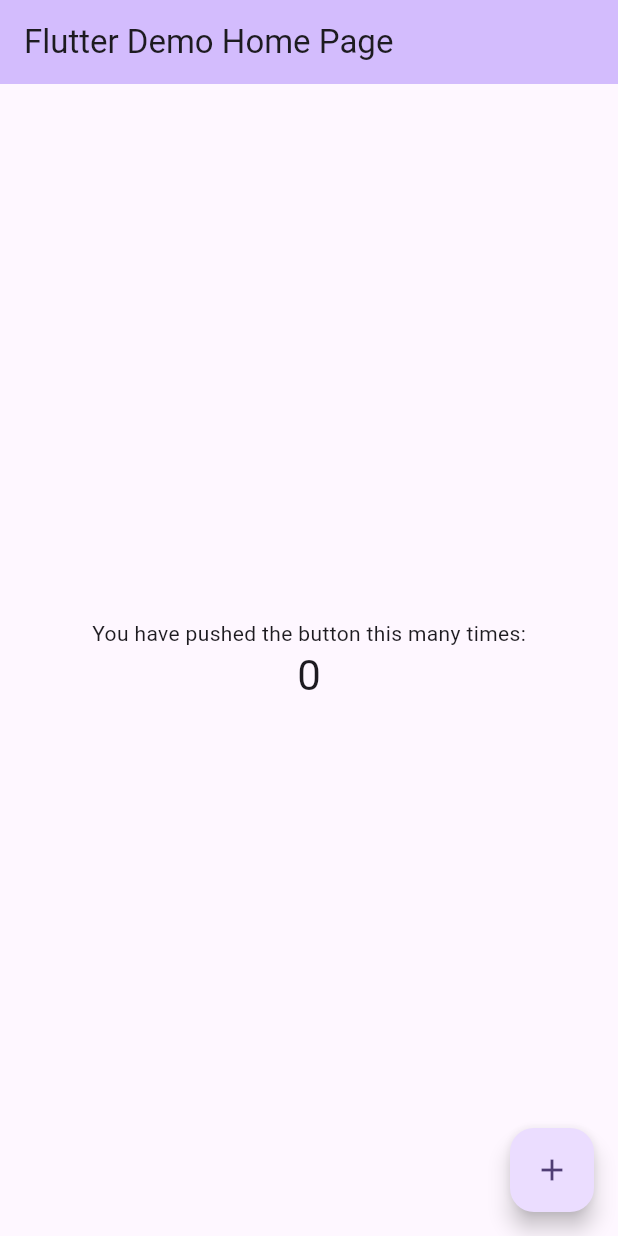
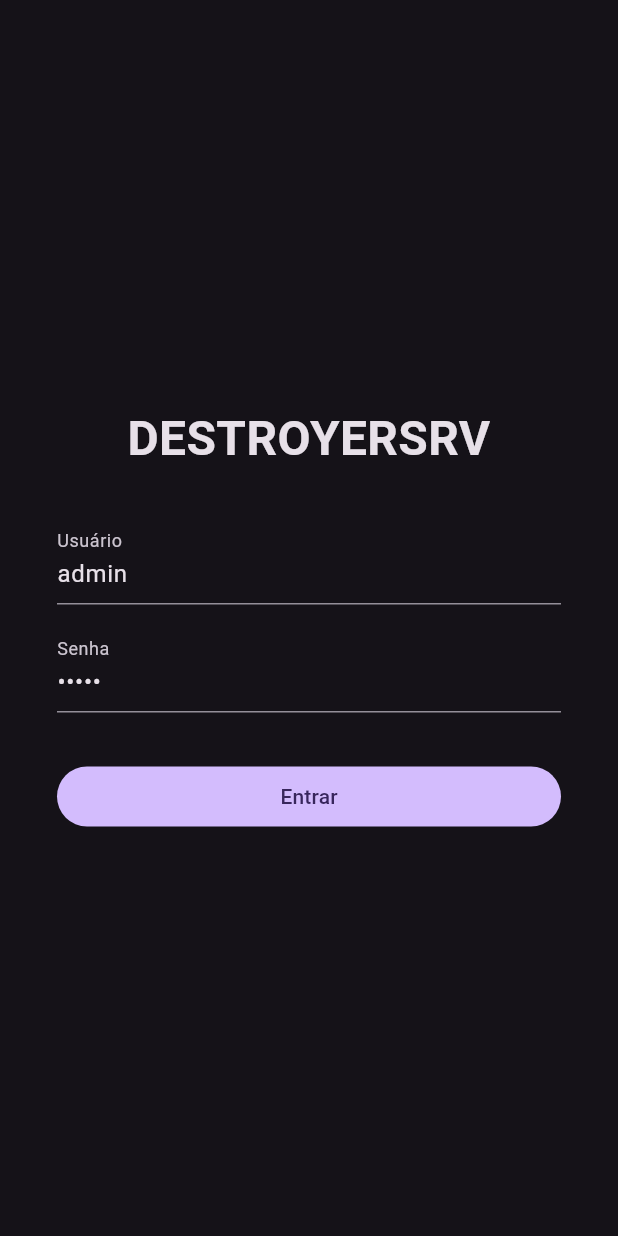
Before and after one commit to leandrofabianjr/mymedia, a Flutter app: the screen it shows after launch, on a phone screen of 412 x 824 dp. Run offline on Flutter 3.47's test engine with Material 3 defaults, Android fonts, the light colour scheme and no system bars; our stand-ins replace go_router, shared_preferences.

Commit message:
Criando login

````diff
--- /dev/null
+++ b/devtools_options.yaml
@@ -0,0 +1,3 @@
+description: This file stores settings for Dart & Flutter DevTools.
+documentation: https://docs.flutter.dev/tools/devtools/extensions#configure-extension-enablement-states
+extensions:
--- a/lib/main.dart
+++ b/lib/main.dart
@@ -1,122 +1,48 @@
 import 'package:flutter/material.dart';
+import 'package:logging/logging.dart';
+import 'package:mymedia/router.dart';
+import 'package:mymedia/services/repositories/auth_repository.dart';
+import 'package:mymedia/services/repositories/remote/remote_api/remote_api.dart';
+import 'package:mymedia/services/repositories/remote/remote_auth_repository.dart';
+import 'package:mymedia/services/shared_preferences_service.dart';
+import 'package:mymedia/ui/movies/movies_viewmodel.dart';
+import 'package:provider/provider.dart';
+import 'package:provider/single_child_widget.dart';
 
 void main() {
-  runApp(const MyApp());
+  Logger.root.level = Level.ALL;
+
+  runApp(MultiProvider(providers: providers, child: const MainApp()));
 }
 
-class MyApp extends StatelessWidget {
-  const MyApp({super.key});
+List<SingleChildWidget> get providers {
+  final remoteApi = RemoteApi();
+  final sharedPreferencesService = SharedPreferencesService();
+  final authRepository = RemoteAuthRepository(
+    remoteApi: remoteApi,
+    sharedPreferencesService: sharedPreferencesService,
+  );
+  return [
+    ChangeNotifierProvider.value(value: authRepository as AuthRepository),
+    ChangeNotifierProvider.value(value: MoviesViewModel()),
+  ];
+}
 
-  // This widget is the root of your application.
+class MainApp extends StatelessWidget {
+  const MainApp({super.key});
+
   @override
   Widget build(BuildContext context) {
-    return MaterialApp(
-      title: 'Flutter Demo',
+    return MaterialApp.router(
+      debugShowCheckedModeBanner: false,
       theme: ThemeData(
-        // This is the theme of your application.
-        //
-        // TRY THIS: Try running your application with "flutter run". You'll see
-        // the application has a purple toolbar. Then, without quitting the app,
-        // try changing the seedColor in the colorScheme below to Colors.green
-        // and then invoke "hot reload" (save your changes or press the "hot
-        // reload" button in a Flutter-supported IDE, or press "r" if you used
-        // the command line to start the app).
-        //
-        // Notice that the counter didn't reset back to zero; the application
-        // state is not lost during the reload. To reset the state, use hot
-        // restart instead.
-        //
-        // This works for code too, not just values: Most code changes can be
-        // tested with just a hot reload.
-        colorScheme: .fromSeed(seedColor: Colors.deepPurple),
+        colorScheme: ColorScheme.fromSeed(
+          seedColor: Colors.deepPurple,
+          brightness: Brightness.dark,
+        ),
+        useMaterial3: true,
       ),
-      home: const MyHomePage(title: 'Flutter Demo Home Page'),
+      routerConfig: router(context.read()),
     );
   }
 }
-
-class MyHomePage extends StatefulWidget {
-  const MyHomePage({super.key, required this.title});
-
-  // This widget is the home page of your application. It is stateful, meaning
-  // that it has a State object (defined below) that contains fields that affect
-  // how it looks.
-
-  // This class is the configuration for the state. It holds the values (in this
-  // case the title) provided by the parent (in this case the App widget) and
-  // used by the build method of the State. Fields in a Widget subclass are
-  // always marked "final".
-
-  final String title;
-
-  @override
-  State<MyHomePage> createState() => _MyHomePageState();
-}
-
-class _MyHomePageState extends State<MyHomePage> {
-  int _counter = 0;
-
-  void _incrementCounter() {
-    setState(() {
-      // This call to setState tells the Flutter framework that something has
-      // changed in this State, which causes it to rerun the build method below
-      // so that the display can reflect the updated values. If we changed
-      // _counter without calling setState(), then the build method would not be
-      // called again, and so nothing would appear to happen.
-      _counter++;
-    });
-  }
-
-  @override
-  Widget build(BuildContext context) {
-    // This method is rerun every time setState is called, for instance as done
-    // by the _incrementCounter method above.
-    //
-    // The Flutter framework has been optimized to make rerunning build methods
-    // fast, so that you can just rebuild anything that needs updating rather
-    // than having to individually change instances of widgets.
-    return Scaffold(
-      appBar: AppBar(
-        // TRY THIS: Try changing the color here to a specific color (to
-        // Colors.amber, perhaps?) and trigger a hot reload to see the AppBar
-        // change color while the other colors stay the same.
-        backgroundColor: Theme.of(context).colorScheme.inversePrimary,
-        // Here we take the value from the MyHomePage object that was created by
-        // the App.build method, and use it to set our appbar title.
-        title: Text(widget.title),
-      ),
-      body: Center(
-        // Center is a layout widget. It takes a single child and positions it
-        // in the middle of the parent.
-        child: Column(
-          // Column is also a layout widget. It takes a list of children and
-          // arranges them vertically. By default, it sizes itself to fit its
-          // children horizontally, and tries to be as tall as its parent.
-          //
-          // Column has various properties to control how it sizes itself and
-          // how it positions its children. Here we use mainAxisAlignment to
-          // center the children vertically; the main axis here is the vertical
-          // axis because Columns are vertical (the cross axis would be
-          // horizontal).
-          //
-          // TRY THIS: Invoke "debug painting" (choose the "Toggle Debug Paint"
-          // action in the IDE, or press "p" in the console), to see the
-          // wireframe for each widget.
-          mainAxisAlignment: .center,
-          children: [
-            const Text('You have pushed the button this many times:'),
-            Text(
-              '$_counter',
-              style: Theme.of(context).textTheme.headlineMedium,
-            ),
-          ],
-        ),
-      ),
-      floatingActionButton: FloatingActionButton(
-        onPressed: _incrementCounter,
-        tooltip: 'Increment',
-        child: const Icon(Icons.add),
-      ),
-    );
-  }
-}
--- /dev/null
+++ b/lib/router.dart
@@ -0,0 +1,47 @@
+import 'package:go_router/go_router.dart';
+import 'package:logging/logging.dart';
+import 'package:mymedia/routes.dart';
+import 'package:mymedia/services/repositories/auth_repository.dart';
+import 'package:mymedia/ui/login/login_screen.dart';
+import 'package:mymedia/ui/login/login_viewmodel.dart';
+import 'package:mymedia/ui/movies/movies_screen.dart';
+import 'package:provider/provider.dart';
+
+final _log = Logger('router');
+
+GoRouter router(AuthRepository authRepository) => GoRouter(
+  initialLocation: Routes.movies,
+  debugLogDiagnostics: true,
+  redirect: (context, state) async {
+    final loggedIn = await context.read<AuthRepository>().isAuthenticated;
+    final loggingIn = state.matchedLocation == Routes.login;
+    if (!loggedIn) {
+      _log.finer('Usuário não autenticado, redirecionando para login');
+      return Routes.login;
+    }
+
+    if (loggingIn) {
+      _log.finer('Usuário autenticado, redirecionando para home');
+      return Routes.home;
+    }
+
+    return null;
+  },
+  refreshListenable: authRepository,
+  routes: [
+    GoRoute(
+      path: Routes.login,
+      builder: (context, state) {
+        return LoginScreen(
+          viewModel: LoginViewModel(authRepository: context.read()),
+        );
+      },
+    ),
+    GoRoute(
+      path: Routes.movies,
+      builder: (context, state) {
+        return MoviesScreen(viewModel: context.read());
+      },
+    ),
+  ],
+);
--- /dev/null
+++ b/lib/routes.dart
@@ -0,0 +1,5 @@
+abstract final class Routes {
+  static const home = movies;
+  static const movies = '/movies';
+  static const login = '/login';
+}
--- /dev/null
+++ b/lib/services/repositories/auth_repository.dart
@@ -0,0 +1,12 @@
+import 'package:flutter/foundation.dart';
+import 'package:mymedia/utils/result.dart';
+
+typedef LoginCredentials = ({String username, String password});
+
+abstract class AuthRepository extends ChangeNotifier {
+  Future<bool> get isAuthenticated;
+
+  Future<Result<void>> login(LoginCredentials credentials);
+
+  Future<Result<void>> logout();
+}
--- /dev/null
+++ b/lib/ui/login/login_screen.dart
@@ -0,0 +1,109 @@
+import 'package:flutter/material.dart';
+import 'package:go_router/go_router.dart';
+import 'package:mymedia/routes.dart';
+import 'package:mymedia/ui/login/login_viewmodel.dart';
+
+class LoginScreen extends StatefulWidget {
+  const LoginScreen({super.key, required this.viewModel});
+
+  final LoginViewModel viewModel;
+
+  @override
+  State<LoginScreen> createState() => _LoginScreenState();
+}
+
+class _LoginScreenState extends State<LoginScreen> {
+  final _usernameController = TextEditingController(text: 'admin');
+  final _passwordController = TextEditingController(text: 'admin');
+
+  @override
+  void initState() {
+    super.initState();
+    widget.viewModel.login.addListener(_onResult);
+  }
+
+  @override
+  void didUpdateWidget(covariant LoginScreen oldWidget) {
+    super.didUpdateWidget(oldWidget);
+    oldWidget.viewModel.login.removeListener(_onResult);
+    widget.viewModel.login.addListener(_onResult);
+  }
+
+  @override
+  void dispose() {
+    _usernameController.dispose();
+    _passwordController.dispose();
+    widget.viewModel.login.removeListener(_onResult);
+    super.dispose();
+  }
+
+  @override
+  Widget build(BuildContext context) {
+    return Scaffold(
+      body: Center(
+        child: Container(
+          constraints: const BoxConstraints(maxWidth: 400),
+          padding: const EdgeInsets.all(32),
+          child: Column(
+            mainAxisSize: MainAxisSize.min,
+            crossAxisAlignment: CrossAxisAlignment.stretch,
+            children: [
+              const Text(
+                'DESTROYERSRV',
+                textAlign: TextAlign.center,
+                style: TextStyle(fontSize: 32, fontWeight: FontWeight.bold),
+              ),
+              const SizedBox(height: 32),
+              TextField(
+                controller: _usernameController,
+                decoration: const InputDecoration(labelText: 'Usuário'),
+              ),
+              const SizedBox(height: 16),
+              TextField(
+                controller: _passwordController,
+                obscureText: true,
+                decoration: const InputDecoration(labelText: 'Senha'),
+              ),
+              const SizedBox(height: 32),
+              ListenableBuilder(
+                listenable: widget.viewModel.login,
+                builder: (context, _) {
+                  return FilledButton(
+                    onPressed: () {
+                      widget.viewModel.login.execute((
+                        username: _usernameController.text,
+                        password: _passwordController.text,
+                      ));
+                    },
+                    child: Text('Entrar'),
+                  );
+                },
+              ),
+            ],
+          ),
+        ),
+      ),
+    );
+  }
+
+  void _onResult() {
+    if (widget.viewModel.login.completed) {
+      widget.viewModel.login.clearResult();
+      context.go(Routes.home);
+    }
+
+    if (widget.viewModel.login.failed) {
+      ScaffoldMessenger.of(context).showSnackBar(
+        SnackBar(
+          duration: const Duration(seconds: 3),
+          backgroundColor: Theme.of(context).colorScheme.error,
+          content: Column(
+            mainAxisSize: MainAxisSize.min,
+            children: [Text(widget.viewModel.login.errorAsString)],
+          ),
+        ),
+      );
+      widget.viewModel.login.clearResult();
+    }
+  }
+}
--- /dev/null
+++ b/lib/ui/login/login_viewmodel.dart
@@ -0,0 +1,23 @@
+import 'package:logging/logging.dart';
+import 'package:mymedia/services/repositories/auth_repository.dart';
+import 'package:mymedia/utils/command.dart';
+import 'package:mymedia/utils/result.dart';
+
+class LoginViewModel {
+  LoginViewModel({required this._authRepository}) {
+    login = Command1<void, LoginCredentials>(_login);
+  }
+
+  final AuthRepository _authRepository;
+  final _log = Logger('LoginViewModel');
+
+  late Command1 login;
+
+  Future<Result<void>> _login(LoginCredentials credentials) async {
+    final result = await _authRepository.login(credentials);
+    if (result is Failure<void>) {
+      _log.warning('Erro ao realizar login: ${result.error}');
+    }
+    return result;
+  }
+}
--- /dev/null
+++ b/lib/ui/movies/movies_viewmodel.dart
@@ -0,0 +1,3 @@
+import 'package:flutter/foundation.dart';
+
+class MoviesViewModel extends ChangeNotifier {}
--- /dev/null
+++ b/lib/utils/result.dart
@@ -0,0 +1,48 @@
+// Copyright 2024 The Flutter team. All rights reserved.
+// Use of this source code is governed by a BSD-style license that can be
+// found in the LICENSE file.
+
+/// Utility class to wrap result data
+///
+/// Evaluate the result using a switch statement:
+/// ```dart
+/// switch (result) {
+///   case Success(): {
+///     print(result.value);
+///   }
+///   case Failure(): {
+///     print(result.exception);
+///   }
+/// }
+/// ```
+sealed class Result<T> {
+  const Result();
+
+  /// Creates a successful [Result], completed with the specified [value].
+  const factory Result.success(T value) = Success._;
+
+  /// Creates an error [Result], completed with the specified [error].
+  const factory Result.failure(Object error) = Failure._;
+}
+
+/// Subclass of Result for values
+final class Success<T> extends Result<T> {
+  const Success._(this.value);
+
+  /// Returned value in result
+  final T value;
+
+  @override
+  String toString() => 'Result<$T>.success($value)';
+}
+
+/// Subclass of Result for failurers
+final class Failure<T> extends Result<T> {
+  const Failure._(this.error);
+
+  /// Returned error in result
+  final Object error;
+
+  @override
+  String toString() => 'Result<$T>.error($error)';
+}
````
Also changed, not shown: lib/services/repositories/remote/remote_api/errors.dart (added, +12 -0 lines), lib/services/repositories/remote/remote_api/models/remote_auth_token.dart (added, +13 -0 lines), lib/services/repositories/remote/remote_api/remote_api.dart (added, +63 -0 lines), lib/services/repositories/remote/remote_auth_repository.dart (added, +80 -0 lines), lib/services/shared_preferences_service.dart (added, +20 -0 lines), lib/ui/movies/movies_screen.dart (added, +18 -0 lines), lib/utils/command.dart (added, +104 -0 lines), pubspec.yaml (+7 -4 lines), pubspec.lock, 3 other files.
